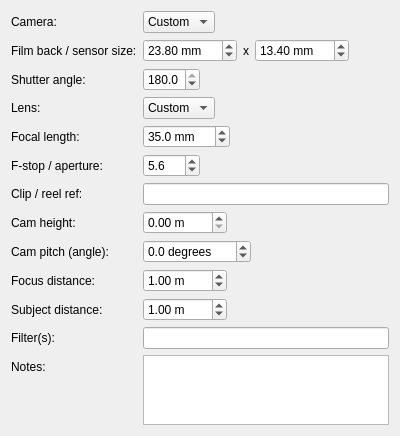
The window that core/ui/settings_camera_ui.ui (mjbonnington/icarus-gps) describes before a commit, drawn with Qt 5.
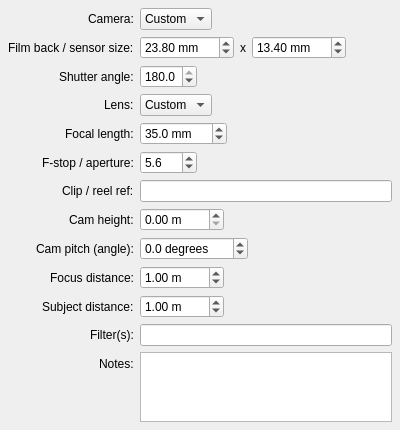
The same window after the commit.

Commit message: Improved settings panel UIs

```diff
--- a/core/ui/settings_camera_ui.ui
+++ b/core/ui/settings_camera_ui.ui
@@ -20,6 +20,12 @@
    <property name="fieldGrowthPolicy">
     <enum>QFormLayout::ExpandingFieldsGrow</enum>
    </property>
+   <property name="labelAlignment">
+    <set>Qt::AlignRight|Qt::AlignTrailing|Qt::AlignVCenter</set>
+   </property>
+   <property name="margin">
+    <number>8</number>
+   </property>
    <item row="0" column="0">
     <widget class="QLabel" name="camera_label">
      <property name="text">
```
The commit also changes 14 other files.
